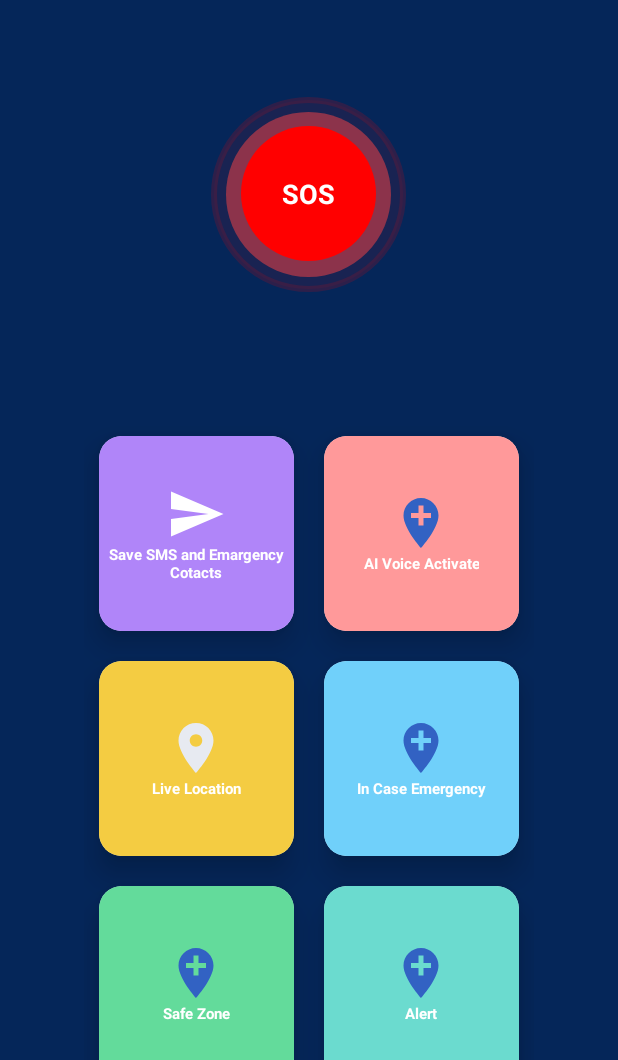
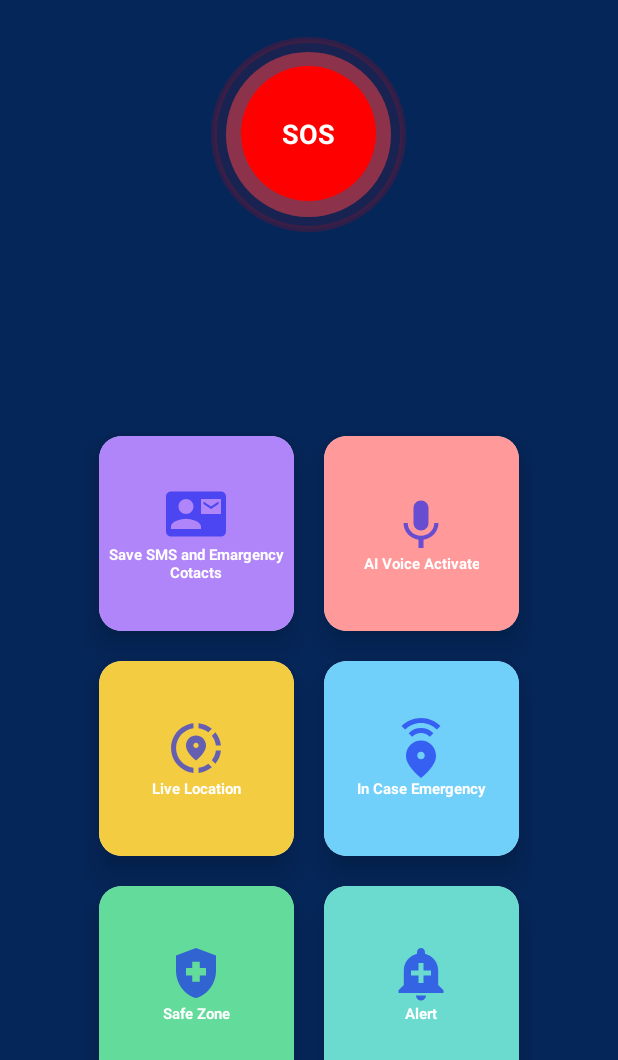
Before and after one commit to razia200026/Nirvoy, an Android app built with Jetpack Compose: the screen it shows after launch once a user with an empty profile is signed in (MainActivity), on a phone screen of 412 x 824 dp, the part 50-1110 px from its top. Run offline under Robolectric (Android 15) with nearby library versions, the phone set to English and light mode, and no system bars; our stand-ins replace Firebase (no records; nobody signed in at launch, a user with empty details on screens opened directly).

Commit message:
home page icon

```diff
--- /dev/null
+++ b/app/src/main/res/drawable/alert_24.xml
@@ -0,0 +1,5 @@
+<vector xmlns:android="http://schemas.android.com/apk/res/android" android:alpha="0.65" android:height="24dp" android:tint="#1623EE" android:viewportHeight="24" android:viewportWidth="24" android:width="24dp">
+
+    <path android:fillColor="@android:color/white" android:pathData="M10.01,21.01c0,1.1 0.89,1.99 1.99,1.99s1.99,-0.89 1.99,-1.99h-3.98zM18.88,16.82L18.88,11c0,-3.25 -2.25,-5.97 -5.29,-6.69v-0.72C13.59,2.71 12.88,2 12,2s-1.59,0.71 -1.59,1.59v0.72C7.37,5.03 5.12,7.75 5.12,11v5.82L3,18.94L3,20h18v-1.06l-2.12,-2.12zM16,13.01h-3v3h-2v-3L8,13.01L8,11h3L11,8h2v3h3v2.01z"/>
+
+</vector>
--- /dev/null
+++ b/app/src/main/res/drawable/contact_msgl_24.xml
@@ -0,0 +1,5 @@
+<vector xmlns:android="http://schemas.android.com/apk/res/android" android:alpha="0.65" android:height="24dp" android:tint="#1623EE" android:viewportHeight="24" android:viewportWidth="24" android:width="24dp">
+
+    <path android:fillColor="@android:color/white" android:pathData="M21,8L21,7l-3,2 -3,-2v1l3,2 3,-2zM22,3L2,3C0.9,3 0,3.9 0,5v14c0,1.1 0.9,2 2,2h20c1.1,0 1.99,-0.9 1.99,-2L24,5c0,-1.1 -0.9,-2 -2,-2zM8,6c1.66,0 3,1.34 3,3s-1.34,3 -3,3 -3,-1.34 -3,-3 1.34,-3 3,-3zM14,18L2,18v-1c0,-2 4,-3.1 6,-3.1s6,1.1 6,3.1v1zM22,12h-8L14,6h8v6z"/>
+
+</vector>
--- /dev/null
+++ b/app/src/main/res/drawable/emergency_share_24.xml
@@ -0,0 +1,5 @@
+<vector xmlns:android="http://schemas.android.com/apk/res/android" android:alpha="0.65" android:height="24dp" android:tint="#1623EE" android:viewportHeight="24" android:viewportWidth="24" android:width="24dp">
+
+    <path android:fillColor="@android:color/white" android:pathData="M12,9c-3.15,0 -6,2.41 -6,6.15c0,2.49 2,5.44 6,8.85c4,-3.41 6,-6.36 6,-8.85C18,11.41 15.15,9 12,9zM12,16.5c-0.83,0 -1.5,-0.67 -1.5,-1.5s0.67,-1.5 1.5,-1.5s1.5,0.67 1.5,1.5S12.83,16.5 12,16.5zM12,4c1.93,0 3.68,0.78 4.95,2.05l-1.41,1.41C14.63,6.56 13.38,6 12,6S9.37,6.56 8.46,7.46L7.05,6.05C8.32,4.78 10.07,4 12,4zM19.78,3.23l-1.41,1.41C16.74,3.01 14.49,2 12.01,2S7.27,3.01 5.64,4.63L4.22,3.22C6.22,1.23 8.97,0 12.01,0S17.79,1.23 19.78,3.23z"/>
+
+</vector>
--- a/app/src/main/res/drawable/ic_location_pin.xml
+++ /dev/null
@@ -1,5 +0,0 @@
-<vector xmlns:android="http://schemas.android.com/apk/res/android" android:height="24dp" android:tint="#E7EAF1" android:viewportHeight="24" android:viewportWidth="24" android:width="24dp">
-
-    <path android:fillColor="@android:color/white" android:pathData="M12,2C8.13,2 5,5.13 5,9c0,5.25 7,13 7,13s7,-7.75 7,-13c0,-3.87 -3.13,-7 -7,-7zM12,11.5c-1.38,0 -2.5,-1.12 -2.5,-2.5s1.12,-2.5 2.5,-2.5 2.5,1.12 2.5,2.5 -1.12,2.5 -2.5,2.5z"/>
-
-</vector>
--- /dev/null
+++ b/app/src/main/res/drawable/safety_24.xml
@@ -0,0 +1,5 @@
+<vector xmlns:android="http://schemas.android.com/apk/res/android" android:alpha="0.65" android:height="24dp" android:tint="#1623EE" android:viewportHeight="24" android:viewportWidth="24" android:width="24dp">
+
+    <path android:fillColor="@android:color/white" android:pathData="M10.5,13H8v-3h2.5V7.5h3V10H16v3h-2.5v2.5h-3V13zM12,2L4,5v6.09c0,5.05 3.41,9.76 8,10.91c4.59,-1.15 8,-5.86 8,-10.91V5L12,2z"/>
+
+</vector>
--- /dev/null
+++ b/app/src/main/res/drawable/share_location_24.xml
@@ -0,0 +1,15 @@
+<vector xmlns:android="http://schemas.android.com/apk/res/android" android:alpha="0.65" android:height="24dp" android:tint="#1623EE" android:viewportHeight="24" android:viewportWidth="24" android:width="24dp">
+
+    <path android:fillColor="@android:color/white" android:pathData="M13.02,19.93v2.02c2.01,-0.2 3.84,-1 5.32,-2.21l-1.42,-1.43C15.81,19.17 14.48,19.75 13.02,19.93z"/>
+
+    <path android:fillColor="@android:color/white" android:pathData="M4.03,12c0,-4.05 3.03,-7.41 6.95,-7.93V2.05C5.95,2.58 2.03,6.84 2.03,12c0,5.16 3.92,9.42 8.95,9.95v-2.02C7.06,19.41 4.03,16.05 4.03,12z"/>
+
+    <path android:fillColor="@android:color/white" android:pathData="M19.95,11h2.02c-0.2,-2.01 -1,-3.84 -2.21,-5.32l-1.43,1.43C19.19,8.21 19.77,9.54 19.95,11z"/>
+
+    <path android:fillColor="@android:color/white" android:pathData="M18.34,4.26c-1.48,-1.21 -3.32,-2.01 -5.32,-2.21v2.02c1.46,0.18 2.79,0.76 3.9,1.62L18.34,4.26z"/>
+
+    <path android:fillColor="@android:color/white" android:pathData="M18.33,16.9l1.43,1.42c1.21,-1.48 2.01,-3.31 2.21,-5.32h-2.02C19.77,14.46 19.19,15.79 18.33,16.9z"/>
+
+    <path android:fillColor="@android:color/white" android:pathData="M16,11.1C16,8.61 14.1,7 12,7s-4,1.61 -4,4.1c0,1.66 1.33,3.63 4,5.9C14.67,14.73 16,12.76 16,11.1zM12,12c-0.59,0 -1.07,-0.48 -1.07,-1.07c0,-0.59 0.48,-1.07 1.07,-1.07s1.07,0.48 1.07,1.07C13.07,11.52 12.59,12 12,12z"/>
+
+</vector>
--- /dev/null
+++ b/app/src/main/res/drawable/voice_24.xml
@@ -0,0 +1,5 @@
+<vector xmlns:android="http://schemas.android.com/apk/res/android" android:alpha="0.65" android:height="24dp" android:tint="#1623EE" android:viewportHeight="24" android:viewportWidth="24" android:width="24dp">
+
+    <path android:fillColor="@android:color/white" android:pathData="M12,15c1.66,0 2.99,-1.34 2.99,-3L15,6c0,-1.66 -1.34,-3 -3,-3S9,4.34 9,6v6c0,1.66 1.34,3 3,3zM17.3,12c0,3 -2.54,5.1 -5.3,5.1S6.7,15 6.7,12L5,12c0,3.42 2.72,6.23 6,6.72L11,22h2v-3.28c3.28,-0.48 6,-3.3 6,-6.72h-1.7z"/>
+
+</vector>
--- a/app/src/main/res/layout/activity_main.xml
+++ b/app/src/main/res/layout/activity_main.xml
@@ -23,27 +23,12 @@
             android:layout_width="match_parent"
             android:layout_height="263dp" />
 
-
-<!--        <TextView-->
-<!--            android:layout_width="304dp"-->
-<!--            android:layout_height="41dp"-->
-<!--            android:layout_alignBottom="@+id/toolbar"-->
-<!--            android:layout_alignParentStart="true"-->
-<!--            android:layout_alignParentEnd="true"-->
-<!--            android:layout_marginStart="0dp"-->
-<!--            android:layout_marginEnd="0dp"-->
-<!--            android:layout_marginBottom="218dp"-->
-<!--            android:gravity="center_horizontal"-->
-<!--            android:text="@string/welcome_message"-->
-<!--            android:textColor="@color/blue_light"-->
-<!--            android:textSize="20sp" />-->
-
         <FrameLayout
             android:id="@+id/sos_button_container"
             android:layout_width="match_parent"
             android:layout_height="266dp"
             android:layout_below="@+id/your_welcome_textview_id"
-            android:layout_marginTop="50dp"
+            android:layout_marginTop="10dp"
             tools:ignore="UnknownId">
             <!-- Glowing Pulse Ring Layer (3rd Layer) -->
             <View
@@ -116,7 +101,7 @@
                     <ImageView
                         android:layout_width="48dp"
                         android:layout_height="40dp"
-                        android:src="@drawable/send_24" />
+                        android:src="@drawable/contact_msgl_24" />
 
                     <TextView
                         android:layout_width="wrap_content"
@@ -148,7 +133,7 @@
                     <ImageView
                         android:layout_width="48dp"
                         android:layout_height="40dp"
-                        android:src="@drawable/ic_location" />
+                        android:src="@drawable/voice_24" />
 
                     <TextView
                         android:layout_width="wrap_content"
@@ -180,7 +165,7 @@
                     <ImageView
                         android:layout_width="48dp"
                         android:layout_height="40dp"
-                        android:src="@drawable/ic_location_pin" />
+                        android:src="@drawable/share_location_24" />
 
                     <TextView
                         android:layout_width="wrap_content"
@@ -212,7 +197,7 @@
                     <ImageView
                         android:layout_width="48dp"
                         android:layout_height="40dp"
-                        android:src="@drawable/ic_location" />
+                        android:src="@drawable/emergency_share_24" />
 
                     <TextView
                         android:layout_width="wrap_content"
@@ -244,7 +229,7 @@
                     <ImageView
                         android:layout_width="48dp"
                         android:layout_height="40dp"
-                        android:src="@drawable/ic_location" />
+                        android:src="@drawable/safety_24" />
 
                     <TextView
                         android:layout_width="wrap_content"
@@ -276,7 +261,7 @@
                     <ImageView
                         android:layout_width="48dp"
                         android:layout_height="40dp"
-                        android:src="@drawable/ic_location" />
+                        android:src="@drawable/alert_24" />
 
                     <TextView
                         android:layout_width="wrap_content"
--- a/app/src/main/res/values/colors.xml
+++ b/app/src/main/res/values/colors.xml
@@ -12,7 +12,9 @@
     <color name="Muted_Teal">#548383</color>
     <color name="blue">#2196F3</color>
     <color name="blue_light">#BBDEFB</color>
-    <color name="Leukocyte_White">#FAFAFA</color>
+
+    <color name="blue_icon">#1623EE</color>
+
 
     <!-- Optional: Shades for consistency -->
     <color name="green">#347433</color>
```
